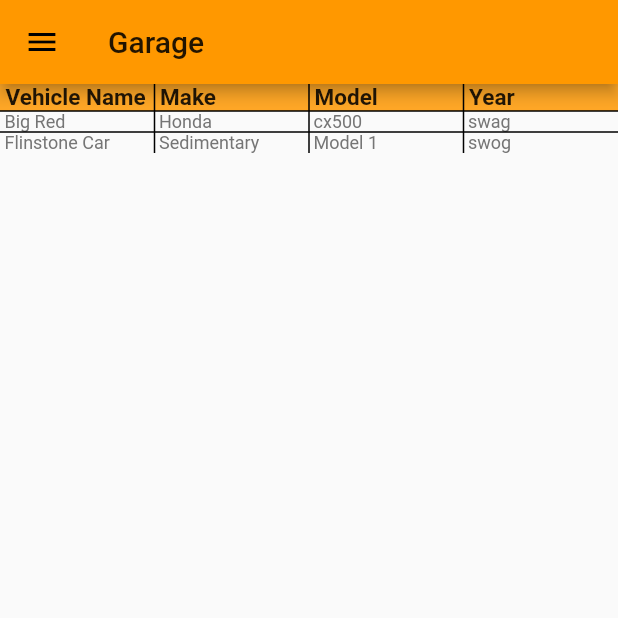
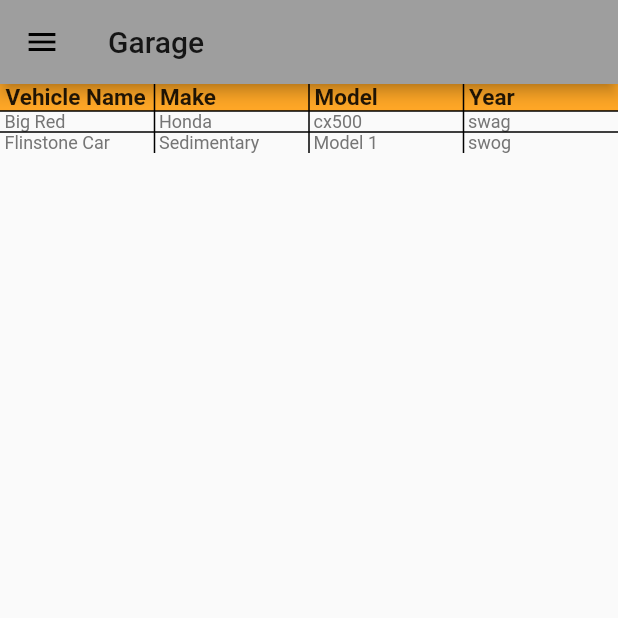
Before and after one commit to El-Groupo/RideOn, a Flutter app: the screen it shows after launch, in the side drawer, after a tap on "Garage", on a phone screen of 412 x 824 dp, the top half of it. Run offline on Flutter 3.47's test engine with Material 2 defaults, Android fonts, the phone set to English and light mode, and no system bars; our stand-ins replace google_maps_flutter, location.

Commit message:
played with custom colors
I added that Color Map portion, we can move it if its in the wrong place

```diff
--- a/ride_on/ride_on/lib/main.dart
+++ b/ride_on/ride_on/lib/main.dart
@@ -1,5 +1,6 @@
 import 'package:flutter/material.dart';
 import 'dart:async';
+
 import 'package:location/location.dart';
 import 'package:google_maps_flutter/google_maps_flutter.dart';
 
@@ -9,6 +10,21 @@ import 'screens/history.dart';
 
 
 void main() => runApp(MyApp());
+
+Map<int, Color> color =
+{
+ 50:Color.fromRGBO(136,14,79, .1),
+100:Color.fromRGBO(136,14,79, .2),
+200:Color.fromRGBO(136,14,79, .3),
+300:Color.fromRGBO(136,14,79, .4),
+400:Color.fromRGBO(136,14,79, .5),
+500:Color.fromRGBO(136,14,79, .6),
+600:Color.fromRGBO(136,14,79, .7),
+700:Color.fromRGBO(136,14,79, .8),
+800:Color.fromRGBO(136,14,79, .9),
+900:Color.fromRGBO(136,14,79,  1),
+};
+MaterialColor customColor = MaterialColor(0xFF006064, color);
 
 class MyApp extends StatelessWidget {
   // This widget is the root of your application.
@@ -28,7 +44,7 @@ class MyApp extends StatelessWidget {
         // or simply save your changes to "hot reload" in a Flutter IDE).
         // Notice that the counter didn't reset back to zero; the application
         // is not restarted.
-        primarySwatch: Colors.orange,
+        primarySwatch: Colors.grey
       ),
       home: MyHomePage(title: 'RideOn Home Page'),
     );
```
